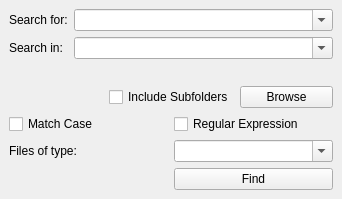
Before: the Qt Designer form common/findinfilesdockwidget.ui in christopherpow/nesicide, drawn with Qt 5.
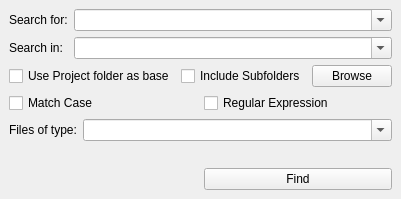
After: the same form once the commit is applied.

Diff of the .ui file:
```diff
--- a/common/findinfilesdockwidget.ui
+++ b/common/findinfilesdockwidget.ui
@@ -6,7 +6,7 @@
    <rect>
     <x>0</x>
     <y>0</y>
-    <width>342</width>
+    <width>368</width>
     <height>199</height>
    </rect>
   </property>
@@ -70,24 +70,24 @@
     </item>
     <item row="1" column="0" colspan="2">
      <layout class="QGridLayout" name="gridLayout">
-      <item row="0" column="1">
+      <item row="1" column="1">
        <widget class="QCheckBox" name="subfolders">
         <property name="text">
          <string>Include Subfolders</string>
         </property>
        </widget>
       </item>
-      <item row="0" column="2">
+      <item row="1" column="2">
        <widget class="QPushButton" name="browse">
         <property name="text">
          <string>Browse</string>
         </property>
        </widget>
       </item>
-      <item row="0" column="0">
-       <widget class="QLabel" name="label_4">
+      <item row="1" column="0">
+       <widget class="QCheckBox" name="projectFolder">
         <property name="text">
-         <string/>
+         <string>Use Project folder as base</string>
         </property>
        </widget>
       </item>
@@ -108,15 +108,15 @@
      </widget>
     </item>
     <item row="5" column="0" colspan="2">
-     <layout class="QHBoxLayout" name="horizontalLayout">
-      <item>
+     <layout class="QFormLayout" name="formLayout_2">
+      <item row="0" column="0">
        <widget class="QLabel" name="label_3">
         <property name="text">
          <string>Files of type:</string>
         </property>
        </widget>
       </item>
-      <item>
+      <item row="0" column="1">
        <widget class="QComboBox" name="type">
         <property name="editable">
          <bool>true</bool>
```
